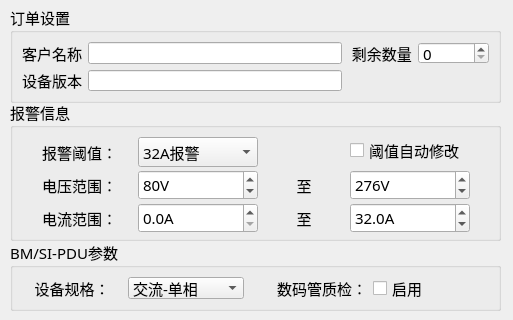
ChinaClever/PDU-MonitorTool, file PDU-MonitorTest/home/home_setdlg.ui: the form before one commit; both pictures show x 0 to 513 and y 0 to 320 of the 513 by 600 pixel window.
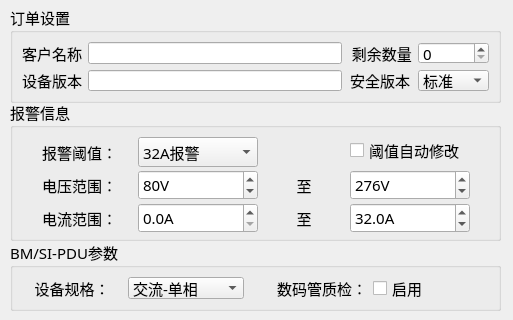
The form after the commit.

Commit message: 增加对安全版本的支持

```diff
--- a/PDU-MonitorTest/home/home_setdlg.ui
+++ b/PDU-MonitorTest/home/home_setdlg.ui
@@ -102,6 +102,36 @@
     <item row="1" column="1">
      <widget class="QLineEdit" name="verEdit"/>
     </item>
+    <item row="1" column="2">
+     <widget class="QLabel" name="label_20">
+      <property name="maximumSize">
+       <size>
+        <width>70</width>
+        <height>16777215</height>
+       </size>
+      </property>
+      <property name="text">
+       <string>安全版本</string>
+      </property>
+      <property name="alignment">
+       <set>Qt::AlignCenter</set>
+      </property>
+     </widget>
+    </item>
+    <item row="1" column="3">
+     <widget class="QComboBox" name="securityBox">
+      <item>
+       <property name="text">
+        <string>标准</string>
+       </property>
+      </item>
+      <item>
+       <property name="text">
+        <string>加密</string>
+       </property>
+      </item>
+     </widget>
+    </item>
    </layout>
   </widget>
   <widget class="QGroupBox" name="groupBox_1">
```
The commit also changes 9 other files.
